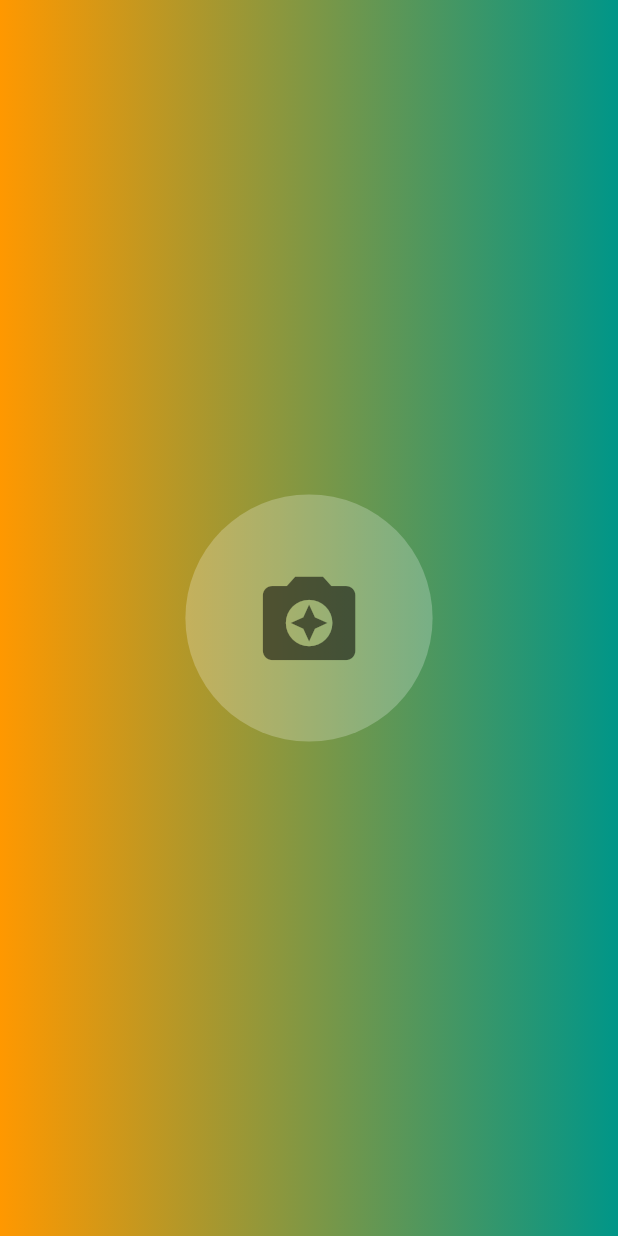
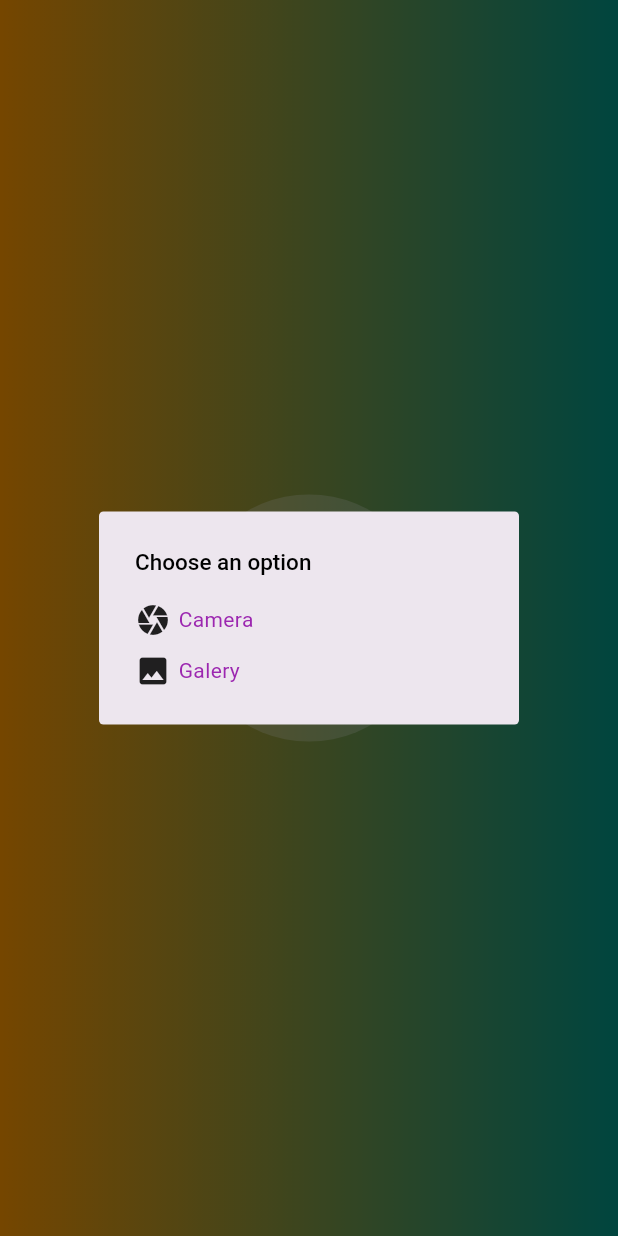
Before and after one commit to Akshaykalwar8933/olx_clone, a Flutter app: the SignupScreen screen opened directly, after a tap on the "camera enhance" icon, on a phone screen of 412 x 824 dp. Run offline on Flutter 3.47's test engine with Material 3 defaults, Android fonts, the phone set to English and light mode, and no system bars; our stand-ins replace firebase_auth, firebase_core, get, image_cropper, image_picker; accounts and stored records are empty.

Commit message:
Add a functionlity pick image from galery or camera

```diff
--- a/lib/View/Authentication/Signup/signup_screen.dart
+++ b/lib/View/Authentication/Signup/signup_screen.dart
@@ -1,4 +1,4 @@
-// ignore_for_file: prefer_const_constructors
+// ignore_for_file: prefer_const_constructors, prefer_const_literals_to_create_immutables
 
 import 'dart:io';
 
@@ -42,6 +42,53 @@ class _SignupScreenState extends State<SignupScreen> {
       });
     }
   }
+  void _selectImageDialog(){
+
+    showDialog(
+        context: context,
+        builder: (context) {
+          return AlertDialog(
+            shape: RoundedRectangleBorder(
+              borderRadius: BorderRadius.circular(3)
+            ),
+            title: Text("Choose an option",style: TextStyle(fontWeight: FontWeight.w500,fontSize: 15,color: Colors.black),),
+            content: Column(
+                mainAxisSize :MainAxisSize.min,
+              children: [
+                InkWell(
+                  onTap: (){
+                    _getFromCamera();
+                  },
+                  child:
+                      Row(
+                        children: [
+                          Icon(Icons.camera),
+                          SizedBox(width: 5,),
+                          Text("Camera",style: TextStyle(fontWeight: FontWeight.w400,fontSize: 14,color: Colors.purple),)
+                        ],
+                      )
+                ),
+                SizedBox(
+                  height: 10,
+                ),
+                InkWell(
+                    onTap: (){
+                      _getFromGalery();
+                    },
+                    child:
+                    Row(
+                      children: [
+                        Icon(Icons.image),
+                        SizedBox(width: 5,),
+                        Text("Galery",style: TextStyle(fontWeight: FontWeight.w400,fontSize: 14,color: Colors.purple),)
+                      ],
+                    )
+                ),
+              ],
+            ),
+          );
+        },);
+  }
 
   @override
   Widget build(BuildContext context) {
@@ -65,7 +112,9 @@ class _SignupScreenState extends State<SignupScreen> {
             Form(
                 key: signUpFormKey,
                 child: InkWell(
-                  onTap: () {},
+                  onTap: () {
+                    _selectImageDialog();
+                  },
                   child: CircleAvatar(
                       radius: screenWidth * 0.20,
                       backgroundColor: Colors.white24,
```
